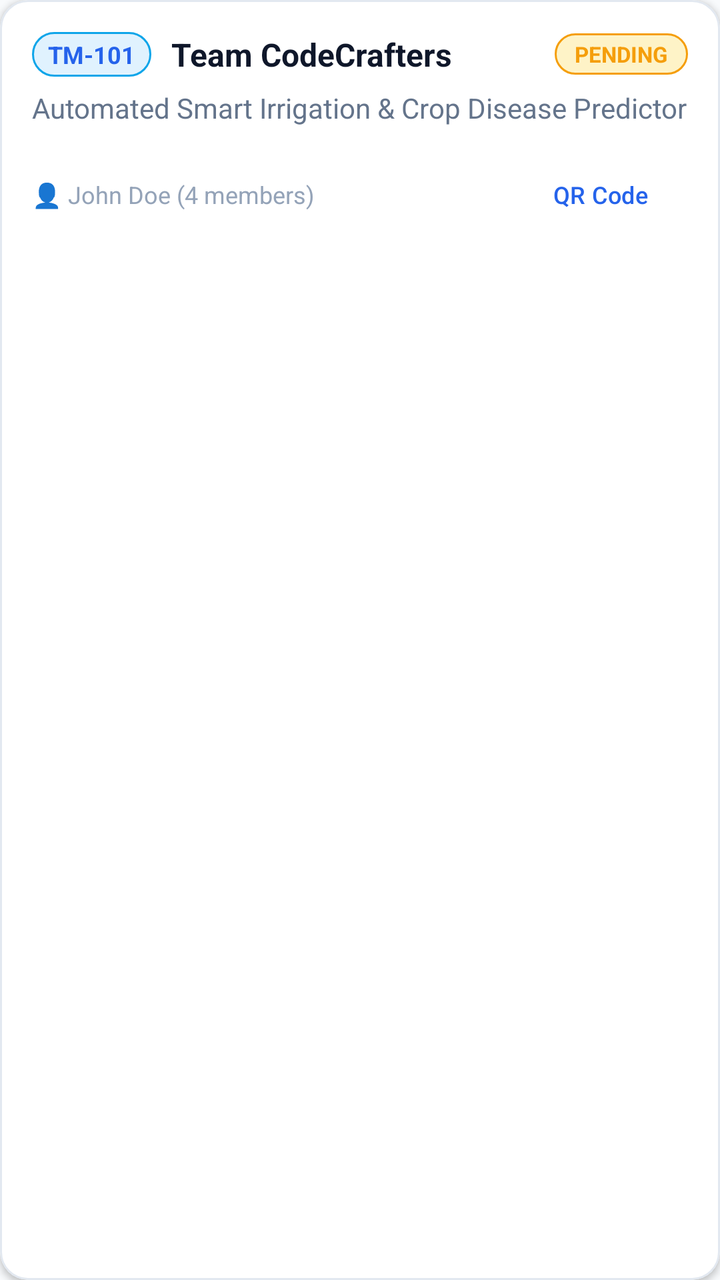
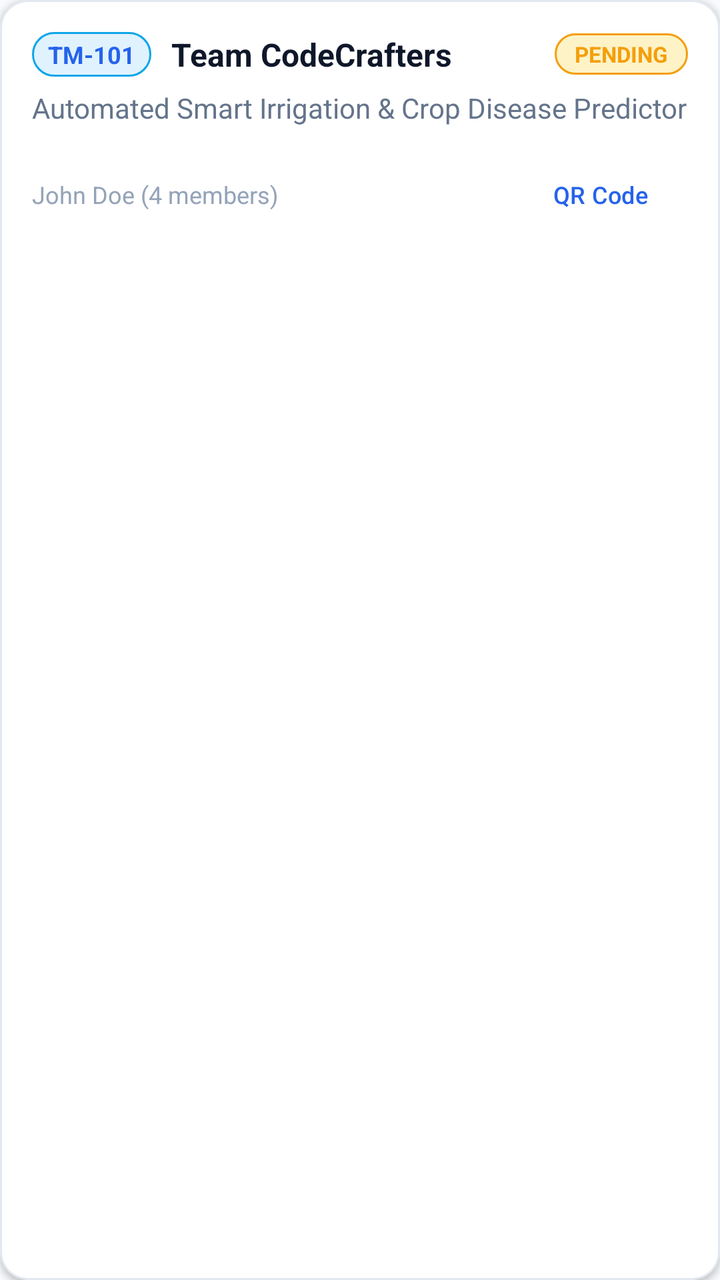

Before-and-after screenshots of an Android layout around one commit, followed by the original layout XML and the change that was made.
<!-- AndroidManifest.xml: application theme Theme.Judgex -->
<!-- res/layout/item_team.xml -->
<?xml version="1.0" encoding="utf-8"?>
<com.google.android.material.card.MaterialCardView xmlns:android="http://schemas.android.com/apk/res/android"
    xmlns:app="http://schemas.android.com/apk/res-auto"
    android:layout_width="match_parent"
    android:layout_height="wrap_content"
    android:layout_marginHorizontal="16dp"
    android:layout_marginVertical="6dp"
    app:cardCornerRadius="14dp"
    app:cardElevation="2dp"
    app:strokeWidth="1dp"
    app:strokeColor="@color/card_border"
    app:cardBackgroundColor="@color/surface">

    <LinearLayout
        android:layout_width="match_parent"
        android:layout_height="wrap_content"
        android:orientation="vertical"
        android:padding="16dp">

        <LinearLayout
            android:layout_width="match_parent"
            android:layout_height="wrap_content"
            android:gravity="center_vertical"
            android:orientation="horizontal">

            <TextView
                android:id="@+id/tvTeamNumber"
                android:layout_width="wrap_content"
                android:layout_height="wrap_content"
                android:background="@drawable/bg_badge_judge"
                android:paddingHorizontal="8dp"
                android:paddingVertical="3dp"
                android:text="TM-101"
                android:textColor="@color/accent"
                android:textSize="12sp"
                android:textStyle="bold" />

            <TextView
                android:id="@+id/tvTeamName"
                android:layout_width="0dp"
                android:layout_height="wrap_content"
                android:layout_marginStart="10dp"
                android:layout_weight="1"
                android:text="Team CodeCrafters"
                android:textColor="@color/text_primary"
                android:textSize="16sp"
                android:textStyle="bold" />

            <TextView
                android:id="@+id/tvEvaluationStatus"
                android:layout_width="wrap_content"
                android:layout_height="wrap_content"
                android:background="@drawable/bg_badge_pending"
                android:paddingHorizontal="10dp"
                android:paddingVertical="3dp"
                android:text="PENDING"
                android:textColor="@color/warning"
                android:textSize="11sp"
                android:textStyle="bold" />

        </LinearLayout>

        <TextView
            android:id="@+id/tvProjectTitle"
            android:layout_width="match_parent"
            android:layout_height="wrap_content"
            android:layout_marginTop="6dp"
            android:text="Automated Smart Irrigation &amp; Crop Disease Predictor"
            android:textColor="@color/text_secondary"
            android:textSize="14sp" />

        <LinearLayout
            android:layout_width="match_parent"
            android:layout_height="wrap_content"
            android:layout_marginTop="10dp"
            android:gravity="center_vertical"
            android:orientation="horizontal">

            <TextView
                android:id="@+id/tvLeader"
                android:layout_width="0dp"
                android:layout_height="wrap_content"
                android:layout_weight="1"
                android:text="👤 John Doe (4 members)"
                android:textColor="@color/text_muted"
                android:textSize="12sp" />

            <com.google.android.material.button.MaterialButton
                android:id="@+id/btnViewQR"
                style="@style/Widget.Material3.Button.TextButton"
                android:layout_width="wrap_content"
                android:layout_height="wrap_content"
                android:text="QR Code"
                android:textColor="@color/accent"
                android:textSize="12sp" />

        </LinearLayout>

    </LinearLayout>

</com.google.android.material.card.MaterialCardView>
<!-- resources referenced by this layout -->
<resources>
  <color name="accent">#2563EB</color>
  <color name="card_border">#E2E8F0</color>
  <color name="surface">#FFFFFF</color>
  <color name="text_muted">#94A3B8</color>
  <color name="text_primary">#0F172A</color>
  <color name="text_secondary">#64748B</color>
  <color name="warning">#F59E0B</color>
  <!-- drawable bg_badge_judge (drawable) -->
  <?xml version="1.0" encoding="utf-8"?>
  <shape xmlns:android="http://schemas.android.com/apk/res/android">
      <solid android:color="@color/info_light" />
      <corners android:radius="16dp" />
      <stroke android:width="1dp" android:color="@color/info" />
  </shape>
  <!-- drawable bg_badge_pending (drawable) -->
  <?xml version="1.0" encoding="utf-8"?>
  <shape xmlns:android="http://schemas.android.com/apk/res/android">
      <solid android:color="@color/warning_light" />
      <corners android:radius="16dp" />
      <stroke android:width="1dp" android:color="@color/warning" />
  </shape>
  <style name="Theme.Judgex" parent="Theme.Material3.DayNight.NoActionBar">
          
          <item name="colorPrimary">@color/accent</item>
          <item name="colorPrimaryVariant">@color/primary_dark</item>
          <item name="colorOnPrimary">@color/white</item>
          
          <item name="colorSecondary">@color/accent_light</item>
          <item name="colorSecondaryVariant">@color/accent</item>
          <item name="colorOnSecondary">@color/white</item>
          
          <item name="android:statusBarColor">@color/primary</item>
          <item name="android:windowLightStatusBar">false</item>
          
          <item name="android:windowBackground">@color/background</item>
      </style>
  <color name="info_light">#E0F2FE</color>
  <color name="info">#0EA5E9</color>
  <color name="warning_light">#FEF3C7</color>
  <color name="primary_dark">#020617</color>
  <color name="white">#FFFFFF</color>
  <color name="accent_light">#3B82F6</color>
  <color name="primary">#0F172A</color>
  <color name="background">#F8FAFC</color>
</resources>

<!-- the commit's change to res/layout/item_team.xml (unified diff, before → after) -->
@@ -81,7 +81,7 @@
                 android:layout_width="0dp"
                 android:layout_height="wrap_content"
                 android:layout_weight="1"
-                android:text="👤 John Doe (4 members)"
+                android:text="John Doe (4 members)"
                 android:textColor="@color/text_muted"
                 android:textSize="12sp" />
 
